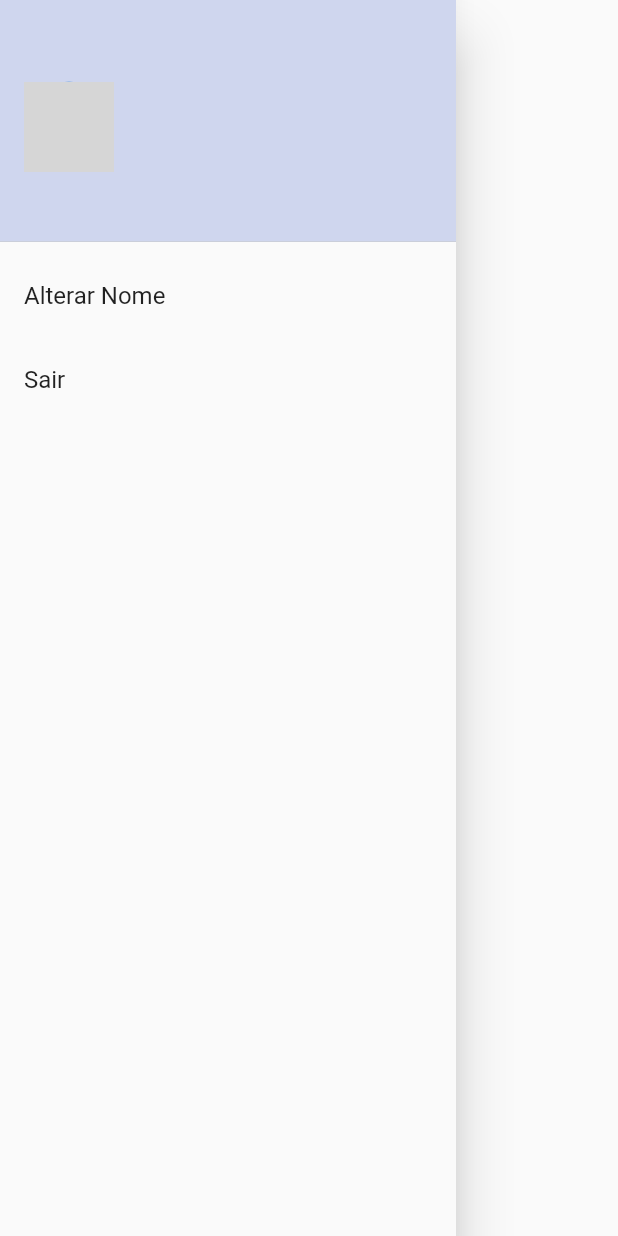
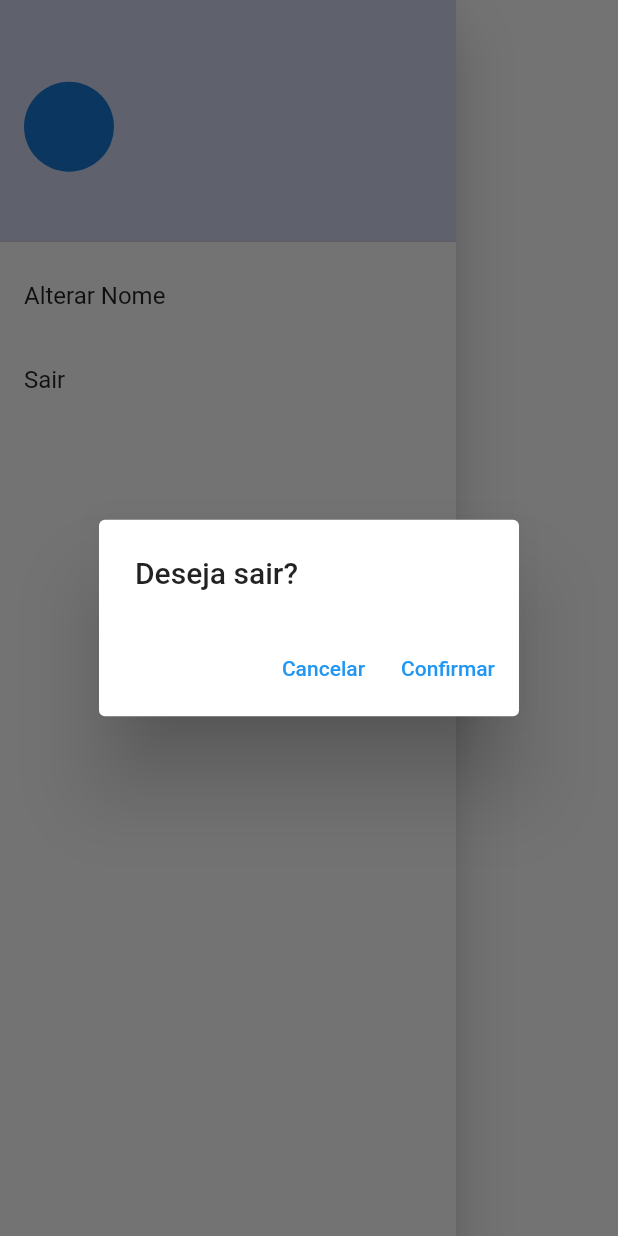
Before and after one commit to williambarreiro/todo-list, a Flutter app: the HomeDrawer widget shown alone on an empty page, opened directly, after a tap on "Sair", on a phone screen of 412 x 824 dp. Run offline on Flutter 3.47's test engine with Material 2 defaults, Android fonts, the phone set to English and light mode, and no system bars; our stand-ins replace date_picker_timeline, firebase_auth, firebase_core, flutter_signin_button, google_fonts, google_sign_in and 3 more; missing offline and left inert: flutter_overlay_loader, validatorless; accounts and stored records are empty; generated files the repository leaves out were written again; network calls fail; Roboto replaces fonts that are missing (Mandali); grey boxes are pictures that could not be loaded.

Commit message:
feat: implement logout confirm dialog

```diff
--- a/lib/app/modules/home/widgets/home_drawer.dart
+++ b/lib/app/modules/home/widgets/home_drawer.dart
@@ -94,11 +94,35 @@ class HomeDrawer extends StatelessWidget {
             title: const Text('Alterar Nome'),
           ),
           ListTile(
-            onTap: () => context.read<HomeController>().logout(),
+            onTap: () => _logout(context),
             title: const Text('Sair'),
           ),
         ],
       ),
     );
   }
+
+  void _logout(BuildContext context) {
+    showDialog(
+      context: context,
+      builder: (_) {
+        return AlertDialog(
+          title: const Text('Deseja sair?'),
+          actions: [
+            TextButton(
+              onPressed: () => Navigator.pop(context),
+              child: const Text('Cancelar'),
+            ),
+            TextButton(
+              onPressed: () {
+                Navigator.pop(context);
+                context.read<HomeController>().logout();
+              },
+              child: const Text('Confirmar'),
+            ),
+          ],
+        );
+      },
+    );
+  }
 }
--- a/lib/app/modules/home/widgets/task.dart
+++ b/lib/app/modules/home/widgets/task.dart
@@ -59,10 +59,9 @@ class Task extends StatelessWidget {
   }
 
   void _deleteTask(BuildContext context) {
-    final controller = context.read<HomeController>();
     showDialog(
       context: context,
-      builder: (context) {
+      builder: (_) {
         return AlertDialog(
           title: const Text('Deseja deletar a tarefa?'),
           actions: [
@@ -73,7 +72,7 @@ class Task extends StatelessWidget {
             TextButton(
               onPressed: () {
                 Navigator.pop(context);
-                controller.deleteTask(model);
+                context.read<HomeController>().deleteTask(model);
               },
               child: const Text('Confirmar'),
             ),
```
